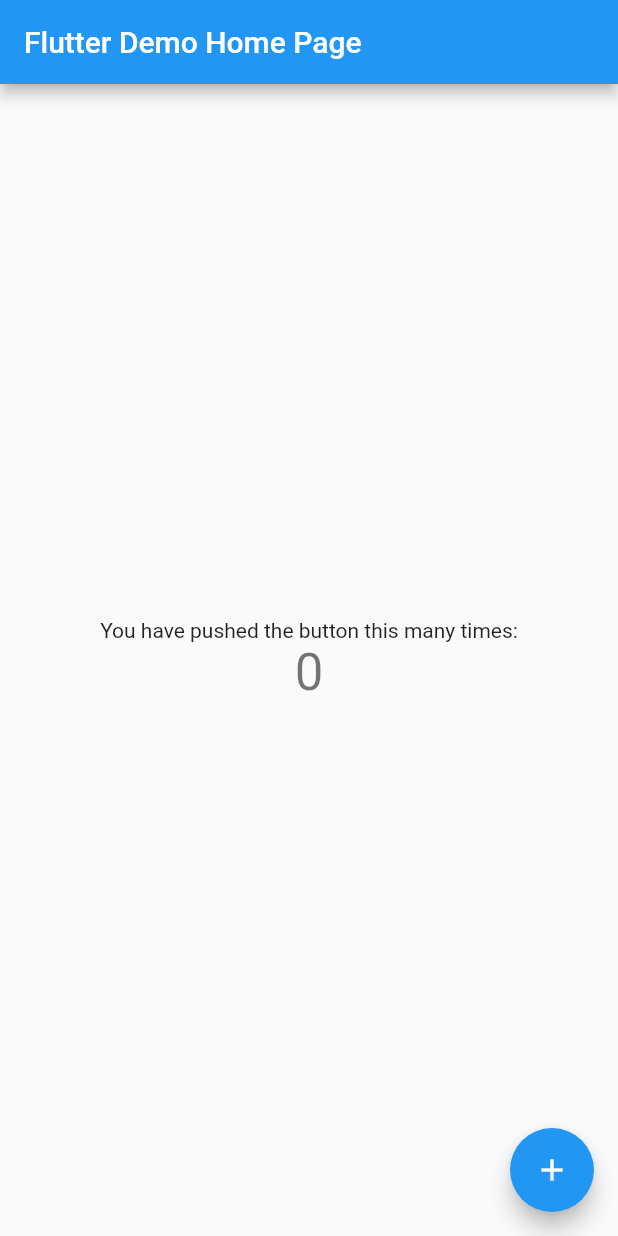
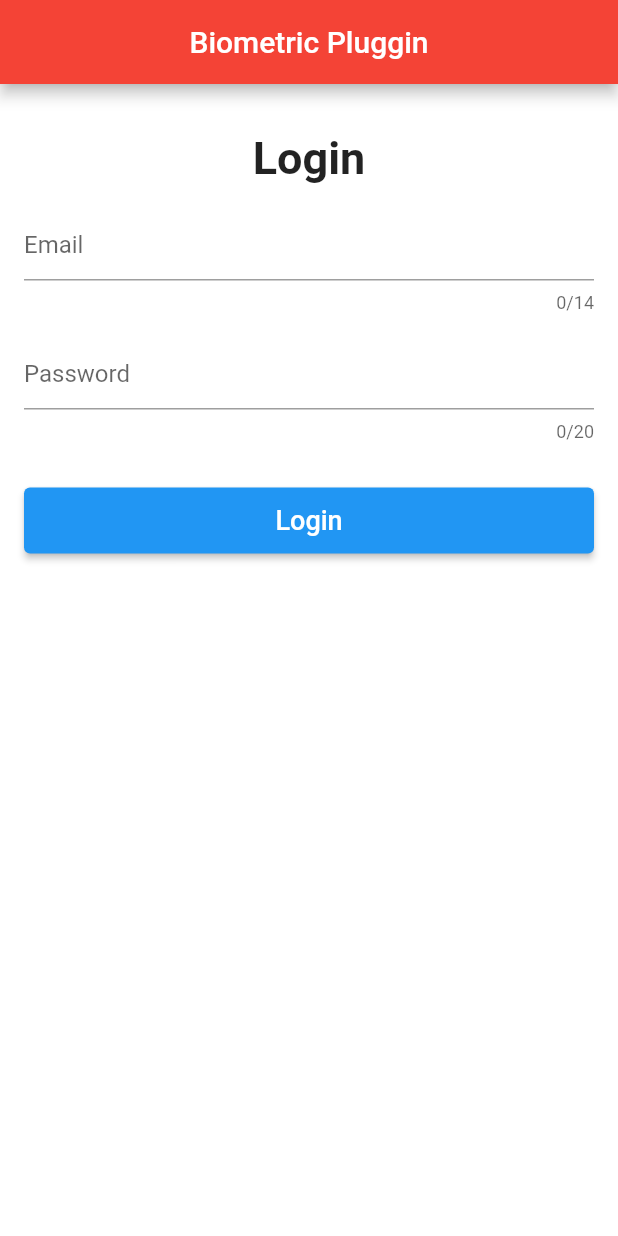
Before and after one commit to ThiagoMDM/nuPrego-Flutter, a Flutter app: the screen it shows after launch, on a phone screen of 412 x 824 dp. Run offline on Flutter 3.47's test engine with Material 2 defaults, Android fonts, the phone set to English and light mode, and no system bars; missing offline and left inert: biometric.

Commit message:
criando biometria

```diff
--- /dev/null
+++ b/nuprego/lib/login.dart
@@ -0,0 +1,154 @@
+import 'package:flutter/material.dart';
+import 'package:biometric/biometric.dart';
+import 'package:flutter/services.dart';
+
+class Login extends StatefulWidget {
+  @override
+  _LoginState createState() => _LoginState();
+}
+
+class _LoginState extends State<Login> {
+  final _formKey = GlobalKey<FormState>();
+
+  final _emailController = TextEditingController();
+  final _passController = TextEditingController();
+
+  final Biometric biometric = Biometric();
+  String _hintPass = "Password";
+  String _errorMessage = "";
+
+  @override
+  void initState() {
+    super.initState();
+
+    Future.delayed(Duration.zero, () {
+      _initializeBiometric();
+    });
+  }
+
+  Future<void> _initializeBiometric() async {
+    String errorMessage = "";
+    String erroCode = "";
+    bool authStatus = false;
+    bool authAvailable;
+
+    try {
+      authAvailable = await biometric.biometricAvailable();
+    } on PlatformException catch (e) {
+      print(e);
+    }
+
+    if (authAvailable) {
+      setState(() {
+        _hintPass = "Password or Biometric";
+      });
+
+      try {
+        authStatus = await biometric.biometricAuthenticate(keepAlive: true);
+      } on PlatformException catch (e) {
+        errorMessage = e.message.toString();
+        errorCode = e.message.toString();
+      }
+      if (!mounted) return;
+
+      if (authStatus) {
+        Navigator.of(context).pushReplacementNamed("/page");
+      } else {
+        if (errorCode != "BIO-CANCEL" && errorCode != "BIO-PROGRESS") {
+          setState(() {
+            _errorMessage = errorMessage;
+            _initializeBiometric();
+          });
+        }
+      }
+    }
+  }
+
+  @override
+  Widget build(BuildContext context) {
+    return Scaffold(
+      appBar: AppBar(
+        title: const Text('Biometric Pluggin'),
+        centerTitle: true,
+        backgroundColor: Colors.red,
+      ),
+      body: Container(
+        color: Colors.white,
+        child: Form(
+          key: _formKey,
+          child: ListView(
+            padding: EdgeInsets.all(16.0),
+            children: <Widget>[
+              SizedBox(height: 16.0),
+              Text(
+                "Login",
+                style: TextStyle(fontSize: 30.0, fontWeight: FontWeight.bold),
+                textAlign: TextAlign.center,
+              ),
+              SizedBox(
+                height: 16.0,
+              ),
+              TextFormField(
+                controller: _emailController,
+                decoration: InputDecoration(
+                  hintText: "Email",
+                ),
+                maxLength: 14,
+                keyboardType: TextInputType.emailAddress,
+                validator: (text) {
+                  if (text.isEmpty) return "Email is required";
+                },
+              ),
+              SizedBox(
+                height: 16.0,
+              ),
+              TextFormField(
+                controller: _passController,
+                decoration: InputDecoration(
+                  hintText: _hintPass,
+                ),
+                obscureText: true,
+                maxLength: 20,
+                validator: (text) {
+                  if (text.isEmpty) return "Password is required";
+                },
+              ),
+              SizedBox(
+                height: 30.0,
+              ),
+              SizedBox(
+                height: 44.0,
+                child: ElevatedButton(
+                  shape: RoundedRectangleBorder(
+                      borderRadius: BorderRadius.circular(15.0)),
+                  child: Text(
+                    "Login",
+                    style: TextStyle(fontSize: 18.0),
+                  ),
+                  textColor: Colors.white,
+                  color: Colors.red,
+                  onPressed: () {
+                    _cancelAuthenticate();
+                    Navigator.of(context).pushReplacementNamed("/page");
+                  },
+                ),
+              ),
+
+              SizedBox(height: 30.0,),
+              Text(_errorMessage, style: TextStyle(color: Colors.red,),
+            ],
+          ),
+        ),
+      ),
+    );
+    throw UnimplementedError();
+  }
+}
+
+Future<void> _cancelAuthenticate() async {
+  try {
+    await biometric.biometricCancel();
+  } on PlatformException catch (e) {
+    print(e.toString());
+  }
+}
--- a/nuprego/lib/main.dart
+++ b/nuprego/lib/main.dart
@@ -1,113 +1,22 @@
 import 'package:flutter/material.dart';
+import 'package:nuprego/login.dart';
+import 'package:nuprego/page.dart';
 
-void main() {
-  runApp(MyApp());
+void main() => runApp(MyApp());
+
+class MyApp extends StatefulWidget {
+  @override
+  _MyAppState createState() => _MyAppState();
 }
 
-class MyApp extends StatelessWidget {
-  // This widget is the root of your application.
+class _MyAppState extends State<MyApp> {
   @override
   Widget build(BuildContext context) {
     return MaterialApp(
-      title: 'Flutter Demo',
-      theme: ThemeData(
-        // This is the theme of your application.
-        //
-        // Try running your application with "flutter run". You'll see the
-        // application has a blue toolbar. Then, without quitting the app, try
-        // changing the primarySwatch below to Colors.green and then invoke
-        // "hot reload" (press "r" in the console where you ran "flutter run",
-        // or simply save your changes to "hot reload" in a Flutter IDE).
-        // Notice that the counter didn't reset back to zero; the application
-        // is not restarted.
-        primarySwatch: Colors.blue,
-      ),
-      home: MyHomePage(title: 'Flutter Demo Home Page'),
+      routes: <String, WidgetBuilder>{
+        '/page': (BuildContext context) => new Page(),
+      },
+      home: Login(),
     );
   }
 }
-
-class MyHomePage extends StatefulWidget {
-  MyHomePage({Key? key, required this.title}) : super(key: key);
-
-  // This widget is the home page of your application. It is stateful, meaning
-  // that it has a State object (defined below) that contains fields that affect
-  // how it looks.
-
-  // This class is the configuration for the state. It holds the values (in this
-  // case the title) provided by the parent (in this case the App widget) and
-  // used by the build method of the State. Fields in a Widget subclass are
-  // always marked "final".
-
-  final String title;
-
-  @override
-  _MyHomePageState createState() => _MyHomePageState();
-}
-
-class _MyHomePageState extends State<MyHomePage> {
-  int _counter = 0;
-
-  void _incrementCounter() {
-    setState(() {
-      // This call to setState tells the Flutter framework that something has
-      // changed in this State, which causes it to rerun the build method below
-      // so that the display can reflect the updated values. If we changed
-      // _counter without calling setState(), then the build method would not be
-      // called again, and so nothing would appear to happen.
-      _counter++;
-    });
-  }
-
-  @override
-  Widget build(BuildContext context) {
-    // This method is rerun every time setState is called, for instance as done
-    // by the _incrementCounter method above.
-    //
-    // The Flutter framework has been optimized to make rerunning build methods
-    // fast, so that you can just rebuild anything that needs updating rather
-    // than having to individually change instances of widgets.
-    return Scaffold(
-      appBar: AppBar(
-        // Here we take the value from the MyHomePage object that was created by
-        // the App.build method, and use it to set our appbar title.
-        title: Text(widget.title),
-      ),
-      body: Center(
-        // Center is a layout widget. It takes a single child and positions it
-        // in the middle of the parent.
-        child: Column(
-          // Column is also a layout widget. It takes a list of children and
-          // arranges them vertically. By default, it sizes itself to fit its
-          // children horizontally, and tries to be as tall as its parent.
-          //
-          // Invoke "debug painting" (press "p" in the console, choose the
-          // "Toggle Debug Paint" action from the Flutter Inspector in Android
-          // Studio, or the "Toggle Debug Paint" command in Visual Studio Code)
-          // to see the wireframe for each widget.
-          //
-          // Column has various properties to control how it sizes itself and
-          // how it positions its children. Here we use mainAxisAlignment to
-          // center the children vertically; the main axis here is the vertical
-          // axis because Columns are vertical (the cross axis would be
-          // horizontal).
-          mainAxisAlignment: MainAxisAlignment.center,
-          children: <Widget>[
-            Text(
-              'You have pushed the button this many times:',
-            ),
-            Text(
-              '$_counter',
-              style: Theme.of(context).textTheme.headline4,
-            ),
-          ],
-        ),
-      ),
-      floatingActionButton: FloatingActionButton(
-        onPressed: _incrementCounter,
-        tooltip: 'Increment',
-        child: Icon(Icons.add),
-      ), // This trailing comma makes auto-formatting nicer for build methods.
-    );
-  }
-}
--- a/nuprego/pubspec.yaml
+++ b/nuprego/pubspec.yaml
@@ -28,6 +28,7 @@
   # The following adds the Cupertino Icons font to your application.
   # Use with the CupertinoIcons class for iOS style icons.
   cupertino_icons: ^1.0.2
+  biometric: ^0.0.9
 
 dev_dependencies:
   flutter_test:
```
Also changed, not shown: nuprego/lib/page.dart (added, +24 -0 lines).
